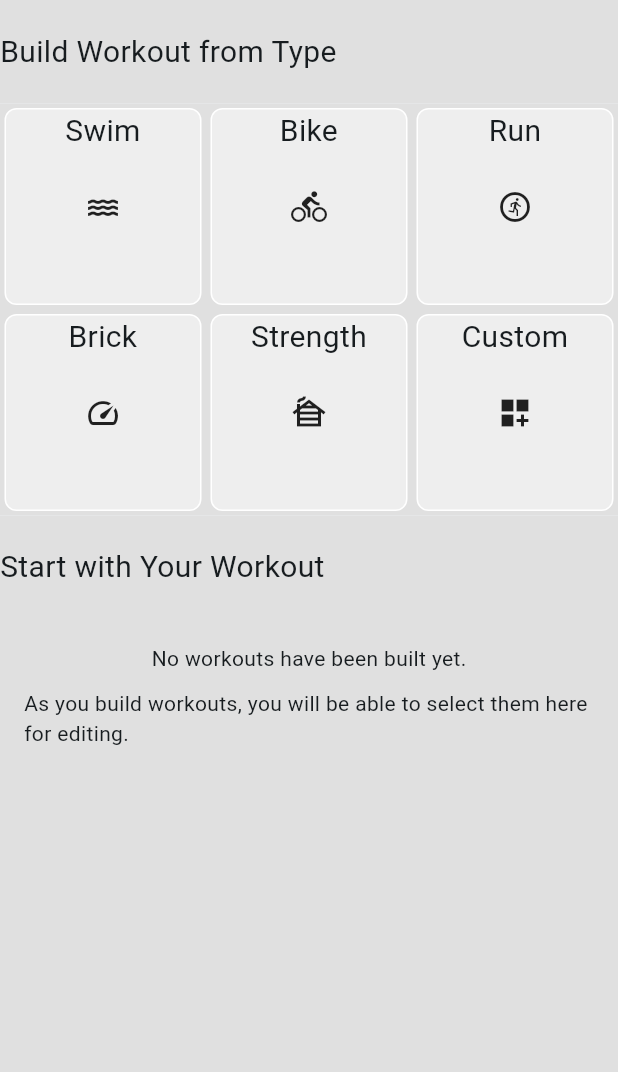
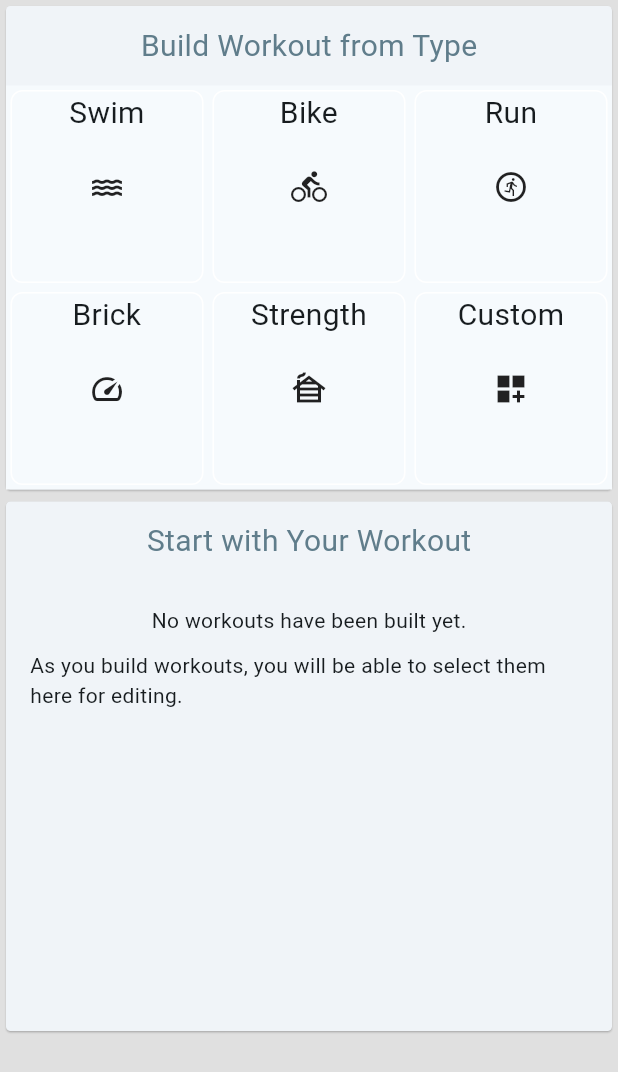
Before and after one commit to zachMcCain/tri-app, a Flutter app: the WorkoutBuilder widget shown alone on an empty page, opened directly, on a phone screen of 412 x 824 dp. Shown: the top 1072 px of the screen. Run offline on Flutter 3.47's test engine with Material 3 defaults, Android fonts, the phone set to English and light mode, and no system bars; drawn by our look-alikes of calendar_view; our stand-ins replace flutter_riverpod, numberpicker; missing offline and left inert: carp_serializable.

Commit message:
More styling

```diff
--- a/lib/app/view/view_picker/view_picker.dart
+++ b/lib/app/view/view_picker/view_picker.dart
@@ -38,7 +38,7 @@ class _ViewPickerState extends State<ViewPicker> {
         child: Container(
           margin: const EdgeInsets.all(3),
           decoration: BoxDecoration(
-            color: Colors.grey[200],
+            // color: Colors.grey[200],
             border: Border.all(color: Colors.white),
             borderRadius: BorderRadius.circular(8),
           ),
@@ -58,7 +58,7 @@ class _ViewPickerState extends State<ViewPicker> {
     .toList();
 
     return Container(
-      color: Colors.grey[300],
+      // color: Colors.grey[300],
       child: GridView.count(
         crossAxisCount: tileView.length > 3 ? 3 : tileView.length,
         shrinkWrap: true,
--- a/lib/app/view/workout/workout_builder.dart
+++ b/lib/app/view/workout/workout_builder.dart
@@ -1,6 +1,8 @@
 import 'package:flutter/material.dart';
 import 'package:tri/app/models/workout_models/workout_type.dart';
 import 'package:tri/app/view/view_picker/view_picker.dart';
+import 'package:tri/app/view/widgets/tri_card.dart';
+import 'package:tri/app/view/widgets/tri_header.dart';
 import 'package:tri/app/view/workout/workout_list.dart';
 
 class WorkoutBuilder extends StatelessWidget {
@@ -13,15 +15,26 @@ class WorkoutBuilder extends StatelessWidget {
       child: ListView(
         children: const [
           // Have
+          // SizedBox(height: 20,),
+          TriCard(
+            padding: 0,
+            child: Column(
+              children: [
                 Padding(
-            padding: EdgeInsets.symmetric(vertical: 20.0),
-            child: Text('Build Workout from Type', style: TextStyle(fontSize: 20),),
+                  padding: EdgeInsets.symmetric(vertical: 12.0, horizontal: 6),
+                  child: TriHeader(header: 'Build Workout from Type'),
                 ),
-          // SizedBox(height: 20,),
                 Material(child: ViewPicker(tiles: WorkoutType.values),),
+              ],
+            )
+          ),
+          TriCard(
+            padding: 0,
+            child: Column(
+              children: [
                 Padding(
-            padding: EdgeInsets.symmetric(vertical: 20.0),
-            child: Text('Start with Your Workout', style: TextStyle(fontSize: 20),),
+                  padding: EdgeInsets.symmetric(vertical: 12.0, horizontal: 6),
+                  child: TriHeader(header: 'Start with Your Workout'),
                 ),
                 SizedBox(
                   height: 300,
@@ -43,6 +56,9 @@ class WorkoutBuilder extends StatelessWidget {
                 ),
               ],
             ),
+          ),
+        ],
+      ),
     );
   }
 }
```
Lines whose indentation alone changed are shown as unchanged.
